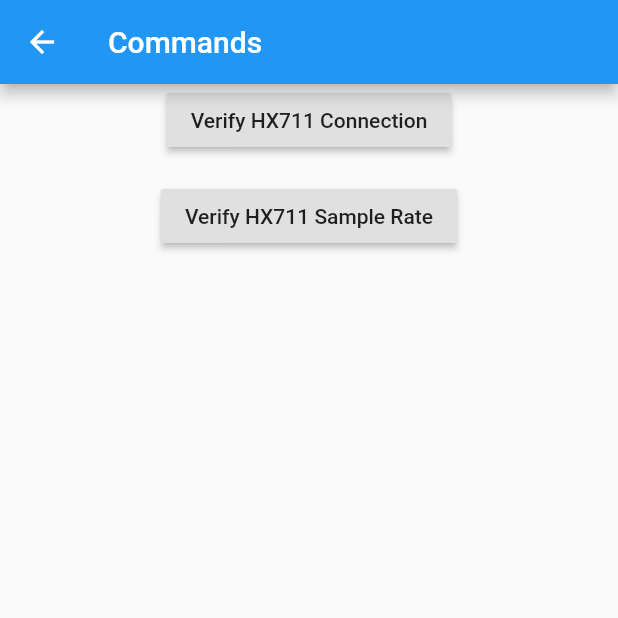
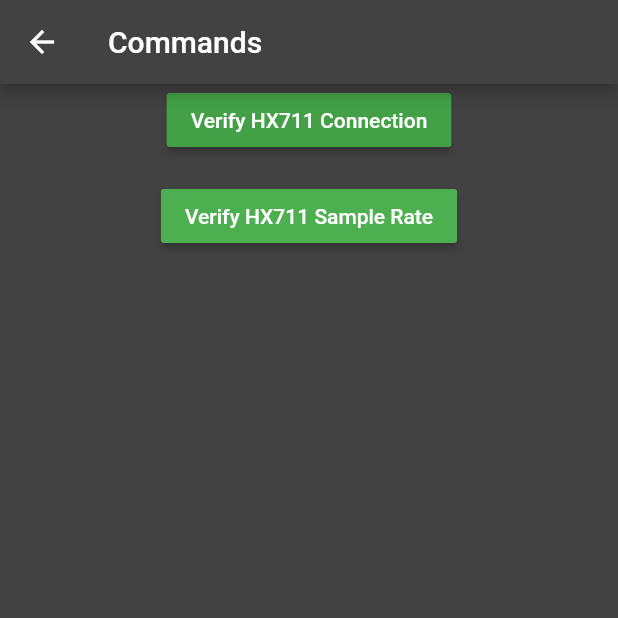
Before and after one commit to enrique-ramkissoon/esp32_diagnostics_app, a Flutter app: the CommandsRoute screen opened by its route, on a phone screen of 412 x 824 dp, the top half of it. Run offline on Flutter 3.47's test engine with Material 2 defaults, Android fonts, the phone set to English and light mode, and no system bars; our stand-ins replace charts_flutter, flutter_blue.

Commit message:
Themed command page

```diff
--- a/lib/CommandsRoute.dart
+++ b/lib/CommandsRoute.dart
@@ -29,13 +29,17 @@ class CommandsRouteState extends State<CommandsRoute>{
       },
 
       child: Scaffold(
-        appBar: new AppBar(title: Text("Commands")),
+        appBar: new AppBar(title: Text("Commands"), backgroundColor: Colors.grey[800],),
+
+        backgroundColor: Colors.grey[800],
 
         body: Center(
           child: Column(
             children: [
               RaisedButton(
-                child: Text('Verify HX711 Connection'),
+                child: Text('Verify HX711 Connection', style: TextStyle(color: Colors.white)),
+
+                color: Colors.green[600],
 
                 onPressed: () async {
                   List<int> cmd = new List(1);
@@ -59,10 +63,12 @@ class CommandsRouteState extends State<CommandsRoute>{
                 },
               ),
 
-              Text(verifyConnectResult),
+              Text(verifyConnectResult, style: TextStyle(color: Colors.white)),
 
               RaisedButton(
-                child: Text('Verify HX711 Sample Rate'),
+                child: Text('Verify HX711 Sample Rate', style: TextStyle(color: Colors.white)),
+
+                color: Colors.green,
 
                 onPressed: () async {
                   List<int> cmd = new List(1);
@@ -91,7 +97,7 @@ class CommandsRouteState extends State<CommandsRoute>{
                 },
               ),
 
-              Text(verifySampleRateResult),
+              Text(verifySampleRateResult, style: TextStyle(color: Colors.white)),
             ],
           )
         )
```
